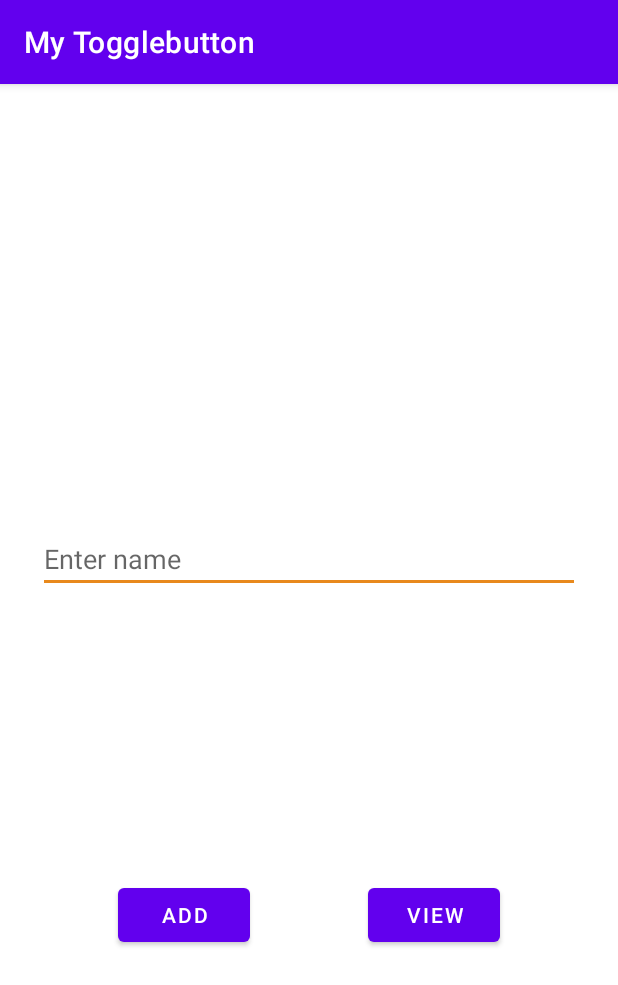
After one commit to 5hr1ganesh/myAppl1cation2, an Android app: the DBExampleActivity screen opened directly, with no data from a screen before it, on a phone screen of 412 x 824 dp. The commit adds this screen. Shown: the top 985 px of the screen. Run offline under Robolectric (Android 15) with nearby library versions, the phone set to English and light mode, and no system bars.

Commit message:
Database Practical

```diff
--- /dev/null
+++ b/app/src/main/java/com/dharamveer/mytogglebutton/DBExampleActivity.java
@@ -0,0 +1,51 @@
+package com.dharamveer.mytogglebutton;
+
+import androidx.appcompat.app.AppCompatActivity;
+
+import android.content.Intent;
+import android.os.Bundle;
+import android.view.View;
+import android.widget.Toast;
+
+import com.dharamveer.mytogglebutton.databinding.ActivityDbexampleBinding;
+import com.dharamveer.mytogglebutton.db.DatabaseHelper;
+
+public class DBExampleActivity extends AppCompatActivity {
+
+    private ActivityDbexampleBinding binding;
+
+    DatabaseHelper mDbHelper;
+
+    @Override
+    protected void onCreate(Bundle savedInstanceState) {
+        super.onCreate(savedInstanceState);
+
+        binding = ActivityDbexampleBinding.inflate(getLayoutInflater());
+        setContentView(binding.getRoot());
+
+        mDbHelper = new DatabaseHelper(this);
+
+        binding.buttonAdd.setOnClickListener(v -> {
+            String newEntry = binding.editTextPersonName.getText().toString();
+            if (newEntry.length() != 0) {
+                addDataNewEntry(newEntry);
+            } else {
+                Toast.makeText(this, "Text-Field cannot be empty!", Toast.LENGTH_SHORT).show();
+            }
+        });
+
+        binding.buttonView.setOnClickListener(v -> {
+            startActivity(new Intent(this, ListDataActivity.class));
+        });
+
+    }
+
+    private void addDataNewEntry(String newEntry) {
+        boolean insertData = mDbHelper.addData(newEntry);
+        if (insertData) {
+            Toast.makeText(this, "Data Successfully", Toast.LENGTH_SHORT).show();
+        } else {
+            Toast.makeText(this, "Something went wrong!", Toast.LENGTH_SHORT).show();
+        }
+    }
+}
--- /dev/null
+++ b/app/src/main/java/com/dharamveer/mytogglebutton/db/DatabaseHelper.java
@@ -0,0 +1,64 @@
+package com.dharamveer.mytogglebutton.db;
+
+import android.content.ContentValues;
+import android.content.Context;
+import android.database.Cursor;
+import android.database.sqlite.SQLiteDatabase;
+import android.database.sqlite.SQLiteOpenHelper;
+import android.util.Log;
+
+import androidx.annotation.Nullable;
+
+/**
+ * Created by Dharamveer Gupta on 15-March-2022 9:11 PM,
+ * dharamveer.gupt@gmail.com,
+ * Roundr,
+ * Navi Mumbai, Maharashtra, India.
+ */
+public class DatabaseHelper extends SQLiteOpenHelper {
+
+    public static final String TAG = "DatabaseHelper";
+
+    public static final String DATABASE_NAME = "people.db";
+    public static final String TABLE_NAME = "people_table";
+    public static final String COL1 = "ID";
+    public static final String COL2 = "name";
+
+    public DatabaseHelper(Context context) {
+        super(context, DATABASE_NAME, null, 1);
+    }
+
+    @Override
+    public void onCreate(SQLiteDatabase db) {
+        String createTable = "CREATE TABLE " + TABLE_NAME + " (" + COL1 + " INTEGER PRIMARY KEY AUTOINCREMENT, " + COL2 + " TEXT)";
+        db.execSQL(createTable);
+    }
+
+    @Override
+    public void onUpgrade(SQLiteDatabase db, int oldVersion, int newVersion) {
+        db.execSQL("DROP TABLE IF EXISTS " + TABLE_NAME);
+        onCreate(db);
+    }
+
+    public boolean addData(String item) {
+        SQLiteDatabase db = this.getWritableDatabase();
+        ContentValues cv = new ContentValues();
+        cv.put(COL2, item);
+        Log.d(TAG, "addData: adding..." + item + " to " + TABLE_NAME);
+
+        long result = db.insert(TABLE_NAME, null, cv);
+
+        if (result == -1) {
+            return  false;
+        } else {
+            return true;
+        }
+    }
+
+    public Cursor getData() {
+        SQLiteDatabase db = this.getReadableDatabase();
+        String query = "SELECT * FROM " + TABLE_NAME;
+        Cursor data = db.rawQuery(query, null);
+        return data;
+    }
+}
--- /dev/null
+++ b/app/src/main/res/layout/activity_dbexample.xml
@@ -0,0 +1,42 @@
+<?xml version="1.0" encoding="utf-8"?>
+<androidx.constraintlayout.widget.ConstraintLayout xmlns:android="http://schemas.android.com/apk/res/android"
+    xmlns:app="http://schemas.android.com/apk/res-auto"
+    xmlns:tools="http://schemas.android.com/tools"
+    android:layout_width="match_parent"
+    android:layout_height="match_parent"
+    tools:context=".DBExampleActivity">
+
+    <EditText
+        android:id="@+id/editTextPersonName"
+        android:layout_width="0dp"
+        android:layout_height="wrap_content"
+        android:layout_margin="25dp"
+        android:ems="10"
+        android:inputType="textPersonName"
+        android:hint="Enter name"
+        app:layout_constraintVertical_bias="0.4"
+        app:layout_constraintBottom_toBottomOf="parent"
+        app:layout_constraintEnd_toEndOf="parent"
+        app:layout_constraintStart_toStartOf="parent"
+        app:layout_constraintTop_toTopOf="parent" />
+
+    <Button
+        android:id="@+id/buttonAdd"
+        android:layout_width="wrap_content"
+        android:layout_height="wrap_content"
+        android:text="Add"
+        app:layout_constraintBottom_toBottomOf="parent"
+        app:layout_constraintEnd_toStartOf="@+id/buttonView"
+        app:layout_constraintStart_toStartOf="parent"
+        app:layout_constraintTop_toBottomOf="@+id/editTextPersonName" />
+
+    <Button
+        android:id="@+id/buttonView"
+        android:layout_width="wrap_content"
+        android:layout_height="wrap_content"
+        android:text="View"
+        app:layout_constraintBottom_toBottomOf="@+id/buttonAdd"
+        app:layout_constraintEnd_toEndOf="parent"
+        app:layout_constraintStart_toEndOf="@+id/buttonAdd"
+        app:layout_constraintTop_toTopOf="@+id/buttonAdd" />
+</androidx.constraintlayout.widget.ConstraintLayout>
--- a/app/src/main/res/menu/opt.xml
+++ b/app/src/main/res/menu/opt.xml
@@ -33,7 +33,11 @@
         app:showAsAction="withText" />
     <item
         android:id="@+id/item9"
-        android:title="9"
+        android:title="Notification"
+        app:showAsAction="withText" />
+    <item
+        android:id="@+id/item10"
+        android:title="Database"
         app:showAsAction="withText" />
 
 </menu>
```
Also changed, not shown: app/src/main/AndroidManifest.xml (+10 -0 lines), app/src/main/java/com/dharamveer/mytogglebutton/ListDataActivity.java (added, +55 -0 lines), app/src/main/java/com/dharamveer/mytogglebutton/MainActivity.java (+9 -3 lines), app/src/main/java/com/dharamveer/mytogglebutton/NotificationActivity.java (added, +40 -0 lines), app/src/main/res/layout/activity_list_data.xml (added, +16 -0 lines), app/src/main/res/layout/activity_notification.xml (added, +32 -0 lines).
